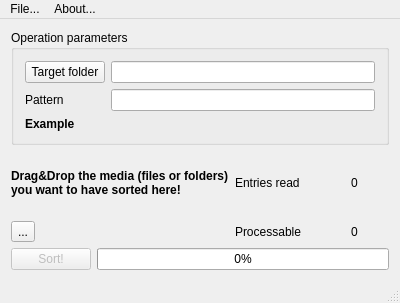
The window that mainwindow.ui (flxw/qtagsort) describes before a commit, drawn with Qt 5.
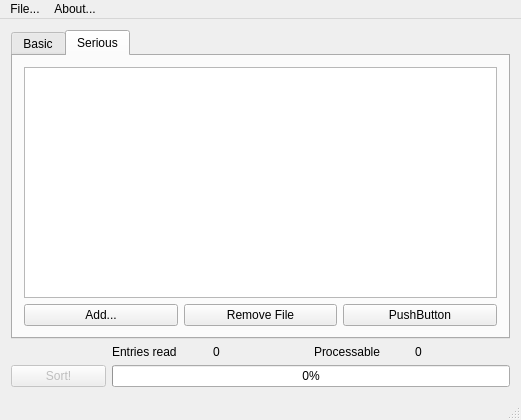
The same window after the commit. The open tabs and pages were chosen to show the change.

Commit message:
Introduce two-tabbed layout and adapt mainwindow class behaviour
This commit integrates MusicDataModel into the MainWindow class.

Diff of the .ui file:
```diff
--- a/mainwindow.ui
+++ b/mainwindow.ui
@@ -6,8 +6,8 @@
    <rect>
     <x>0</x>
     <y>0</y>
-    <width>400</width>
-    <height>303</height>
+    <width>521</width>
+    <height>420</height>
    </rect>
   </property>
   <property name="sizePolicy">
@@ -24,7 +24,55 @@
   </property>
   <widget class="QWidget" name="centralWidget">
    <layout class="QGridLayout" name="gridLayout_2">
+    <item row="1" column="2">
+     <widget class="QLabel" name="entriesReadDispLabel">
+      <property name="text">
+       <string>0</string>
+      </property>
+     </widget>
+    </item>
+    <item row="2" column="0">
+     <widget class="QPushButton" name="beginSortButton">
+      <property name="enabled">
+       <bool>false</bool>
+      </property>
+      <property name="text">
+       <string>Sort!</string>
+      </property>
+     </widget>
+    </item>
+    <item row="1" column="1">
+     <widget class="QLabel" name="label_7">
+      <property name="text">
+       <string>Entries read</string>
+      </property>
+     </widget>
+    </item>
+    <item row="1" column="3">
+     <widget class="QLabel" name="label_8">
+      <property name="text">
+       <string>Processable</string>
+      </property>
+     </widget>
+    </item>
+    <item row="1" column="4">
+     <widget class="QLabel" name="processableDispLabel">
+      <property name="text">
+       <string>0</string>
+      </property>
+     </widget>
+    </item>
     <item row="0" column="0" colspan="5">
+     <widget class="QTabWidget" name="tabWidget">
+      <property name="currentIndex">
+       <number>0</number>
+      </property>
+      <widget class="QWidget" name="tab">
+       <attribute name="title">
+        <string>Basic</string>
+       </attribute>
+       <layout class="QGridLayout" name="gridLayout_3">
+        <item row="0" column="0">
      <widget class="QGroupBox" name="groupBox_2">
       <property name="title">
        <string>Operation parameters</string>
@@ -47,25 +95,11 @@
          </property>
         </widget>
        </item>
-       <item row="1" column="3">
-        <widget class="QLineEdit" name="patternEdit"/>
-       </item>
-       <item row="0" column="3">
-        <widget class="QLineEdit" name="targetDispLabel">
-         <property name="readOnly">
-          <bool>true</bool>
-         </property>
-        </widget>
-       </item>
-       <item row="0" column="0" colspan="3">
-        <widget class="QPushButton" name="sTargetButton">
-         <property name="text">
-          <string>Target folder</string>
-         </property>
-        </widget>
-       </item>
-       <item row="2" column="0" colspan="3">
-        <widget class="QLabel" name="label">
+          </layout>
+         </widget>
+        </item>
+        <item row="1" column="0">
+         <widget class="QLabel" name="label_6">
          <property name="font">
           <font>
            <weight>75</weight>
@@ -73,62 +107,84 @@
           </font>
          </property>
          <property name="text">
-          <string>Example</string>
-         </property>
+           <string>Drag&amp;Drop the media (files or folders)
+you want to have sorted here!</string>
+          </property>
+          <property name="alignment">
+           <set>Qt::AlignCenter</set>
+          </property>
         </widget>
        </item>
       </layout>
      </widget>
-    </item>
-    <item row="1" column="4">
-     <widget class="QLabel" name="entriesReadDispLabel">
-      <property name="text">
-       <string>0</string>
-      </property>
-     </widget>
-    </item>
-    <item row="2" column="4">
-     <widget class="QLabel" name="processableDispLabel">
-      <property name="text">
-       <string>0</string>
-      </property>
-     </widget>
-    </item>
-    <item row="2" column="2">
-     <widget class="QLabel" name="label_8">
+      <widget class="QWidget" name="tab_2">
+       <attribute name="title">
+        <string>Serious</string>
+       </attribute>
+       <layout class="QGridLayout" name="gridLayout_4">
+        <item row="0" column="0" colspan="3">
+         <widget class="QTableView" name="tab2_tableView">
+          <property name="editTriggers">
+           <set>QAbstractItemView::DoubleClicked</set>
+          </property>
+          <property name="tabKeyNavigation">
+           <bool>true</bool>
+          </property>
+          <property name="showDropIndicator" stdset="0">
+           <bool>false</bool>
+          </property>
+          <property name="dragDropOverwriteMode">
+           <bool>false</bool>
+          </property>
+          <property name="selectionMode">
+           <enum>QAbstractItemView::SingleSelection</enum>
+          </property>
+          <property name="selectionBehavior">
+           <enum>QAbstractItemView::SelectRows</enum>
+          </property>
+          <property name="gridStyle">
+           <enum>Qt::DotLine</enum>
+          </property>
+          <property name="sortingEnabled">
+           <bool>true</bool>
+          </property>
+          <property name="cornerButtonEnabled">
+           <bool>false</bool>
+          </property>
+          <attribute name="horizontalHeaderStretchLastSection">
+           <bool>true</bool>
+          </attribute>
+          <attribute name="verticalHeaderVisible">
+           <bool>false</bool>
+          </attribute>
+         </widget>
+        </item>
+        <item row="1" column="0">
+         <widget class="QPushButton" name="tab2_addButton">
       <property name="text">
-       <string>Processable</string>
+           <string>Add...</string>
       </property>
      </widget>
     </item>
-    <item row="4" column="0">
-     <widget class="QPushButton" name="beginSortButton">
-      <property name="enabled">
-       <bool>false</bool>
-      </property>
+        <item row="1" column="1">
+         <widget class="QPushButton" name="tab2_delButton">
       <property name="text">
-       <string>Sort!</string>
+           <string>Remove File</string>
       </property>
      </widget>
     </item>
-    <item row="1" column="2" colspan="2">
-     <widget class="QLabel" name="label_7">
+        <item row="1" column="2">
+         <widget class="QPushButton" name="pushButton_3">
       <property name="text">
-       <string>Entries read</string>
+           <string>PushButton</string>
       </property>
      </widget>
     </item>
-    <item row="2" column="0">
-     <widget class="QToolButton" name="editSourcesButton">
-      <property name="enabled">
-       <bool>true</bool>
-      </property>
-      <property name="text">
-       <string>...</string>
-      </property>
-     </widget>
+       </layout>
+      </widget>
+     </widget>
     </item>
-    <item row="4" column="1" colspan="4">
+    <item row="2" column="1" colspan="4">
      <widget class="QProgressBar" name="progressBar">
       <property name="value">
        <number>0</number>
@@ -138,20 +194,6 @@
       </property>
      </widget>
     </item>
-    <item row="1" column="0" colspan="2">
-     <widget class="QLabel" name="label_6">
-      <property name="font">
-       <font>
-        <weight>75</weight>
-        <bold>true</bold>
-       </font>
-      </property>
-      <property name="text">
-       <string>Drag&amp;Drop the media (files or folders)
-you want to have sorted here!</string>
-      </property>
-     </widget>
-    </item>
    </layout>
   </widget>
   <widget class="QMenuBar" name="menuBar">
@@ -159,7 +201,7 @@
     <rect>
      <x>0</x>
      <y>0</y>
-     <width>400</width>
+     <width>521</width>
      <height>24</height>
     </rect>
    </property>
```
Left out of the diff: 30 changed lines with no effect on the pictures. Lines whose indentation alone changed are shown as unchanged. The commit also changes 2 other files.
